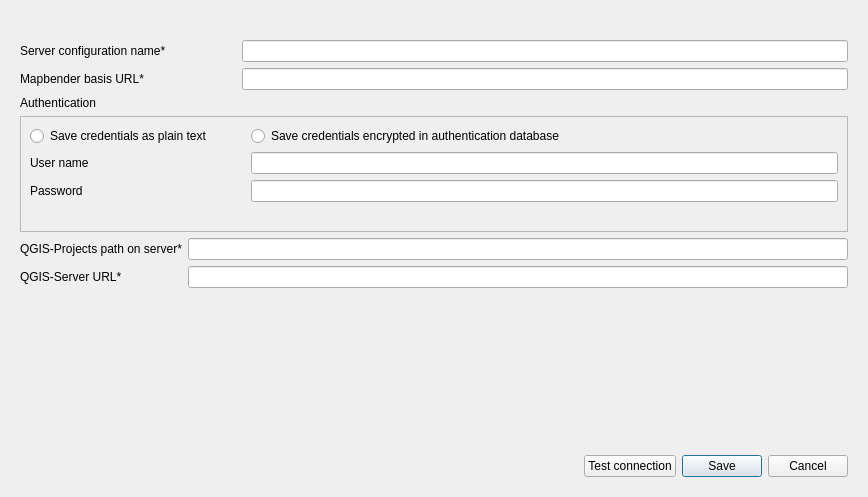
First picture: the form in dialogs/ui/server_config_dialog.ui, repository WhereGroup/qgis2mapbender, before the edit.
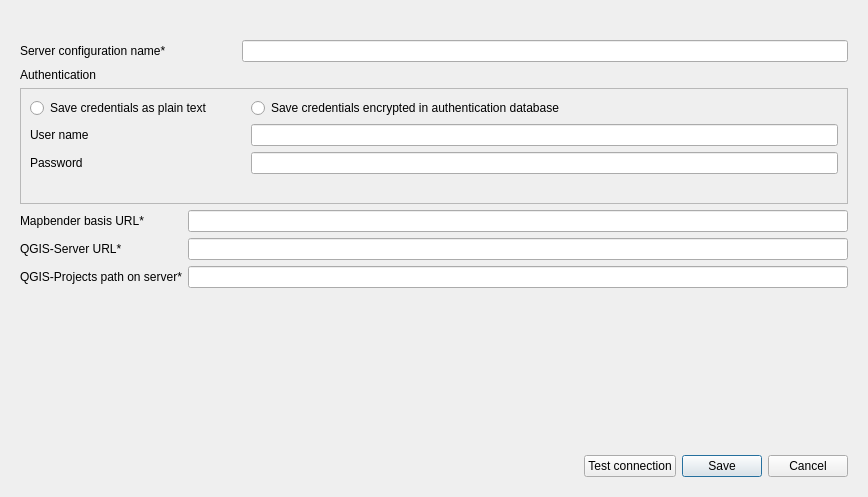
Second picture: the form after the edit. Icons and pictures are not drawn. Custom widgets are drawn as their Qt base class.

Commit message: set edit line mb_url again under auth params in dialog

What changed in the file:
```diff
--- a/dialogs/ui/server_config_dialog.ui
+++ b/dialogs/ui/server_config_dialog.ui
@@ -54,20 +54,6 @@
             </property>
            </widget>
           </item>
-          <item row="1" column="0">
-           <widget class="QLabel" name="mbBasisUrlLabel">
-            <property name="text">
-             <string>Mapbender basis URL*</string>
-            </property>
-           </widget>
-          </item>
-          <item row="1" column="1">
-           <widget class="QLineEdit" name="mbBasisUrlLineEdit">
-            <property name="inputMethodHints">
-             <set>Qt::ImhUrlCharactersOnly</set>
-            </property>
-           </widget>
-          </item>
          </layout>
         </item>
         <item row="1" column="0" colspan="2">
@@ -128,9 +114,44 @@
           </layout>
          </widget>
         </item>
-        <item row="2" column="0" colspan="2">
+        <item row="3" column="0" colspan="2">
          <layout class="QFormLayout" name="formLayout">
-          <item row="0" column="0">
+          <item row="2" column="0">
+           <widget class="QLabel" name="qgisServerPathLabel">
+            <property name="text">
+             <string>QGIS-Server URL*</string>
+            </property>
+           </widget>
+          </item>
+          <item row="2" column="1">
+           <layout class="QHBoxLayout" name="horizontalLayout_4">
+            <item>
+             <widget class="QLineEdit" name="qgisServerPathLineEdit"/>
+            </item>
+           </layout>
+          </item>
+          <item row="3" column="1">
+           <layout class="QHBoxLayout" name="internHLayout">
+            <item>
+             <widget class="QLineEdit" name="qgisProjectPathLineEdit"/>
+            </item>
+           </layout>
+          </item>
+          <item row="1" column="0">
+           <widget class="QLabel" name="mbBasisUrlLabel">
+            <property name="text">
+             <string>Mapbender basis URL*</string>
+            </property>
+           </widget>
+          </item>
+          <item row="1" column="1">
+           <widget class="QLineEdit" name="mbBasisUrlLineEdit">
+            <property name="inputMethodHints">
+             <set>Qt::ImhUrlCharactersOnly</set>
+            </property>
+           </widget>
+          </item>
+          <item row="3" column="0">
            <widget class="QLabel" name="qgisProjectPathLabel">
             <property name="font">
              <font>
@@ -142,26 +163,6 @@
             </property>
            </widget>
           </item>
-          <item row="0" column="1">
-           <widget class="QLineEdit" name="qgisProjectPathLineEdit"/>
-          </item>
-          <item row="1" column="0">
-           <widget class="QLabel" name="qgisServerPathLabel">
-            <property name="text">
-             <string>QGIS-Server URL*</string>
-            </property>
-           </widget>
-          </item>
-          <item row="1" column="1">
-           <layout class="QHBoxLayout" name="horizontalLayout_4">
-            <item>
-             <widget class="QLineEdit" name="qgisServerPathLineEdit"/>
-            </item>
-           </layout>
-          </item>
-          <item row="2" column="1">
-           <layout class="QHBoxLayout" name="internHLayout"/>
-          </item>
          </layout>
         </item>
        </layout>
```
Left out of the diff: 1 changed line with no effect on the pictures. The commit also changes 1 other file.
